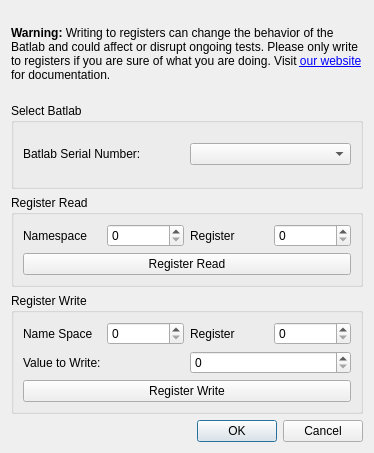
This is src/dialogs/batlabdebugdialog/batlabdebugdialog.ui in Lexcelon/batlab-toolkit-gui as Qt 5 draws it before an edit. The edited form follows.
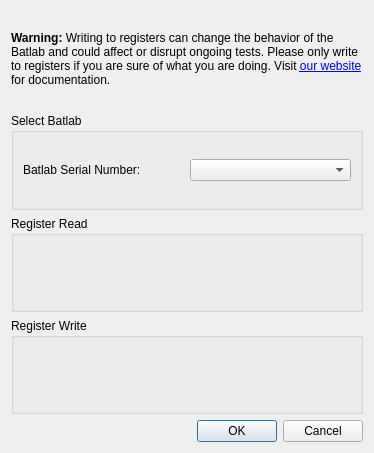
This is the edited form.

Commit message: add ability to read/write batlab registers using debug window

```diff
--- a/src/dialogs/batlabdebugdialog/batlabdebugdialog.ui
+++ b/src/dialogs/batlabdebugdialog/batlabdebugdialog.ui
@@ -48,57 +48,6 @@
      <property name="title">
       <string>Register Read</string>
      </property>
-     <layout class="QGridLayout" name="gridLayout_2">
-      <item row="0" column="0">
-       <layout class="QVBoxLayout" name="verticalLayout">
-        <item>
-         <layout class="QHBoxLayout" name="horizontalLayout">
-          <item>
-           <widget class="QLabel" name="unitNumberLabel">
-            <property name="text">
-             <string>Namespace</string>
-            </property>
-           </widget>
-          </item>
-          <item>
-           <widget class="QSpinBox" name="unitNumber">
-            <property name="maximum">
-             <number>255</number>
-            </property>
-            <property name="displayIntegerBase">
-             <number>16</number>
-            </property>
-           </widget>
-          </item>
-          <item>
-           <widget class="QLabel" name="cellNumberLabel">
-            <property name="text">
-             <string>Register</string>
-            </property>
-           </widget>
-          </item>
-          <item>
-           <widget class="QSpinBox" name="cellNumber">
-            <property name="maximum">
-             <number>255</number>
-            </property>
-            <property name="displayIntegerBase">
-             <number>16</number>
-            </property>
-           </widget>
-          </item>
-         </layout>
-        </item>
-        <item>
-         <widget class="QPushButton" name="regRead">
-          <property name="text">
-           <string>Register Read</string>
-          </property>
-         </widget>
-        </item>
-       </layout>
-      </item>
-     </layout>
     </widget>
    </item>
    <item>
@@ -106,77 +55,6 @@
      <property name="title">
       <string>Register Write</string>
      </property>
-     <layout class="QGridLayout" name="gridLayout_3">
-      <item row="0" column="0">
-       <layout class="QHBoxLayout" name="horizontalLayout_2">
-        <item>
-         <widget class="QLabel" name="unitNumberLabel_2">
-          <property name="text">
-           <string>Name Space</string>
-          </property>
-         </widget>
-        </item>
-        <item>
-         <widget class="QSpinBox" name="unitNumber_2">
-          <property name="maximum">
-           <number>255</number>
-          </property>
-          <property name="displayIntegerBase">
-           <number>16</number>
-          </property>
-         </widget>
-        </item>
-        <item>
-         <widget class="QLabel" name="cellNumberLabel_2">
-          <property name="text">
-           <string>Register</string>
-          </property>
-         </widget>
-        </item>
-        <item>
-         <widget class="QSpinBox" name="cellNumber_2">
-          <property name="maximum">
-           <number>255</number>
-          </property>
-          <property name="displayIntegerBase">
-           <number>16</number>
-          </property>
-         </widget>
-        </item>
-       </layout>
-      </item>
-      <item row="2" column="0">
-       <widget class="QPushButton" name="regWrite">
-        <property name="text">
-         <string>Register Write</string>
-        </property>
-       </widget>
-      </item>
-      <item row="1" column="0">
-       <layout class="QHBoxLayout" name="horizontalLayout_3">
-        <item>
-         <widget class="QLabel" name="label">
-          <property name="text">
-           <string>Value to Write:</string>
-          </property>
-         </widget>
-        </item>
-        <item>
-         <widget class="QSpinBox" name="spinBox">
-          <property name="maximum">
-           <number>999999999</number>
-          </property>
-          <property name="value">
-           <number>0</number>
-          </property>
-          <property name="displayIntegerBase">
-           <number>16</number>
-          </property>
-         </widget>
-        </item>
-       </layout>
-      </item>
-     </layout>
     </widget>
    </item>
    <item>
```
Left out of the diff: 12 changed lines with no effect on the pictures. The commit also changes 13 other files.
